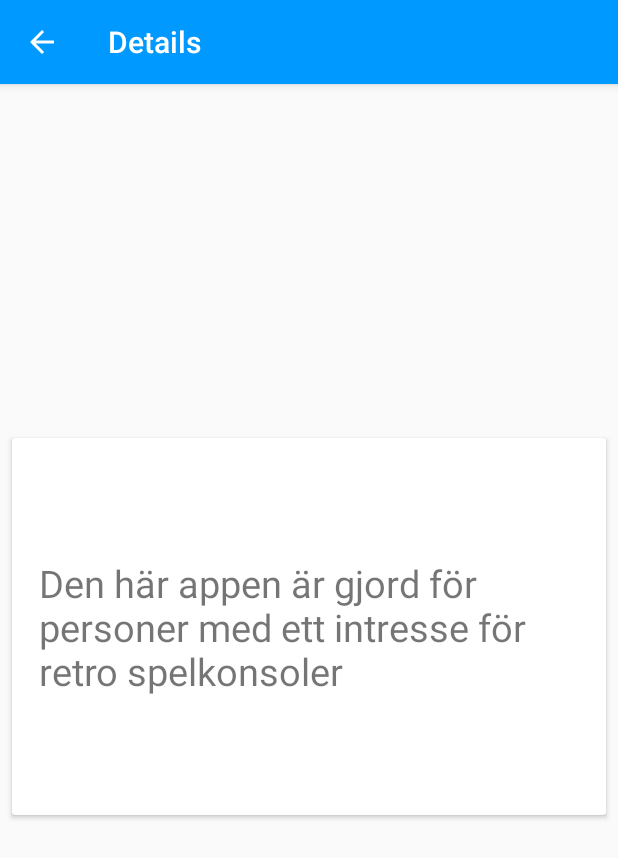
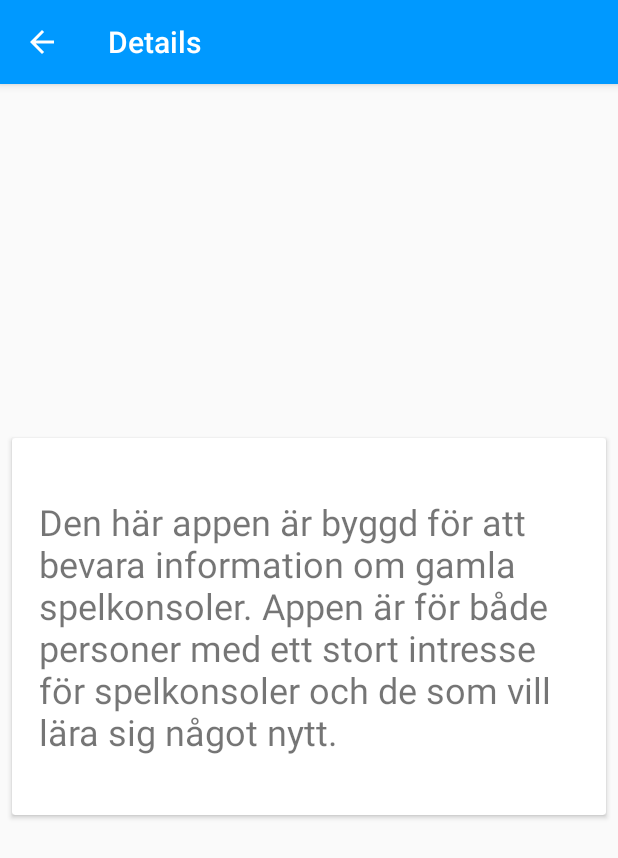
Before and after one commit to a18jimol/a18jimol_projekt, an Android app: the screen it shows after launch (InfoDetails), in the options menu, after a tap on "About", on a phone screen of 412 x 824 dp. Shown: the top 858 px of the screen. Run offline under Robolectric (Android 15) with nearby library versions, the phone set to English and light mode, and no system bars; 2 statements that could not run were skipped.

Commit message:
about text

```diff
--- a/app/src/main/java/com/example/a18jimol_projekt/Info.java
+++ b/app/src/main/java/com/example/a18jimol_projekt/Info.java
@@ -29,7 +29,7 @@ public class Info {
 
     public String info(){
         String tmp=new String();
-        tmp+= "Made by " +company+ "\n"+ "Released " +cost+  " in " +location+ "\n"+height+"-bit"+ "\n" +category;
+        tmp+= "Made by " +company+ "\n"+ "Originally released in " +cost+  " in " +location+ "\n"+height+"-bit"+ "\n" +category;
         return tmp;
     }
     public String title(){
--- a/app/src/main/java/com/example/a18jimol_projekt/MainActivity.java
+++ b/app/src/main/java/com/example/a18jimol_projekt/MainActivity.java
@@ -93,7 +93,7 @@ public class MainActivity extends AppCompatActivity {
 
         if (id == R.id.action_about){
             Intent intent = new Intent(getApplicationContext(), InfoDetails.class);
-            String abouttext = "Den här appen är gjord för personer med ett intresse för retro spelkonsoler";
+            String abouttext = "Den här appen är byggd för att bevara information om gamla spelkonsoler. Appen är för både personer med ett stort intresse för spelkonsoler och de som vill lära sig något nytt.";
             intent.putExtra(EXTRA_MESSAGE,abouttext );
             startActivity(intent);
 
--- a/app/src/main/res/layout/about.xml
+++ b/app/src/main/res/layout/about.xml
@@ -52,7 +52,7 @@
                 android:layout_marginEnd="8dp"
                 android:layout_marginBottom="8dp"
                 android:text="TextView"
-                android:textSize="25dp"
+                android:textSize="24dp"
                 app:layout_constraintBottom_toBottomOf="parent"
                 app:layout_constraintEnd_toEndOf="parent"
                 app:layout_constraintStart_toStartOf="parent"
```
